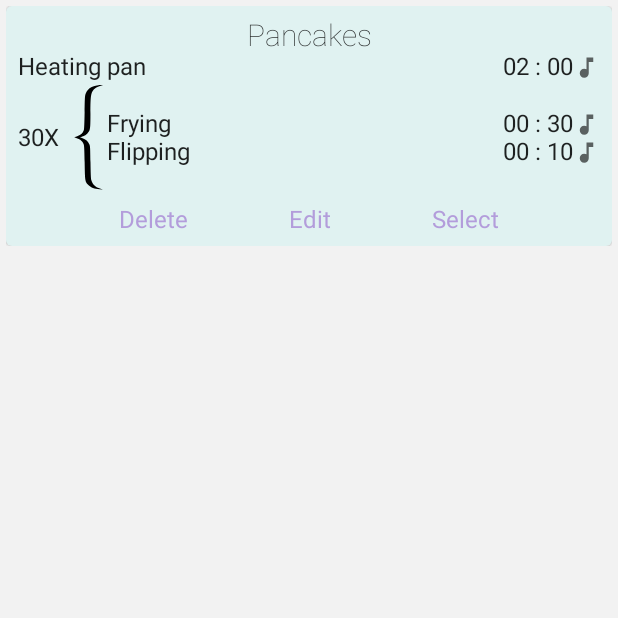
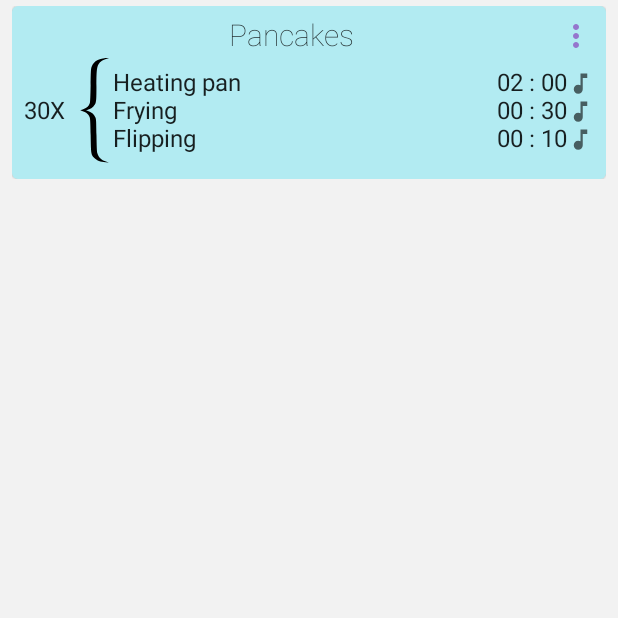
Before and after one commit to AndreiKlem/akTimer, an Android app built with Jetpack Compose: the composable ChartCard called with sample values from the repository, after a tap on "Pancakes", on a phone screen of 412 x 824 dp, the top half of it. Run offline under Robolectric (Android 15) with nearby library versions, the phone set to English and light mode, and no system bars; our stand-ins replace Room's generated code, livedata-compose; 1 statement that could not run was skipped.

Commit message:
Preparation period is now repeatable, color changes

```diff
--- a/app/src/main/java/ru/aklem/aktimer/screens/Saved.kt
+++ b/app/src/main/java/ru/aklem/aktimer/screens/Saved.kt
@@ -12,10 +12,13 @@ import androidx.compose.foundation.clickable
 import androidx.compose.foundation.layout.*
 import androidx.compose.foundation.lazy.*
 import androidx.compose.material.*
+import androidx.compose.material.icons.Icons
+import androidx.compose.material.icons.filled.MoreVert
 import androidx.compose.runtime.*
 import androidx.compose.runtime.livedata.observeAsState
 import androidx.compose.ui.Alignment
 import androidx.compose.ui.Modifier
+import androidx.compose.ui.graphics.ColorFilter
 import androidx.compose.ui.layout.ContentScale
 import androidx.compose.ui.platform.LocalConfiguration
 import androidx.compose.ui.res.painterResource
@@ -141,35 +144,77 @@ fun ChartCard(
     onEditChart: (Chart) -> Unit,
     onDeleteChart: (Chart) -> Unit
 ) {
-    var showFooter by remember { mutableStateOf(false) }
     val snackBarMessage = stringResource(id = R.string.timer_deleted)
     val snackBarActionLabel = stringResource(id = R.string.undo)
+    var expanded by remember { mutableStateOf(false) }
     Card(
         modifier = Modifier
-            .padding(horizontal = 4.dp, vertical = 4.dp)
+            .padding(horizontal = 8.dp, vertical = 4.dp)
             .fillMaxWidth()
             .animateContentSize(animationSpec = tween(400))
             .clickable {
-                showFooter = !showFooter
+                stopTimerOnChartSelected()
+                setTimerPeriods(chart)
+                onSelectChart(chart)
+                navController.navigate("timer")
             }
     ) {
         Column(modifier = Modifier.padding(8.dp)) {
-            Text(
-                modifier = Modifier.align(Alignment.CenterHorizontally),
-                text = chart.title,
-                overflow = TextOverflow.Ellipsis,
-                maxLines = 1,
-                style = TextStyle(
-                    fontSize = 20.sp,
-                    fontWeight = FontWeight.Thin
+            Row {
+                Text(
+                    modifier = Modifier.weight(1f),
+                    text = chart.title,
+                    textAlign = TextAlign.Center,
+                    overflow = TextOverflow.Ellipsis,
+                    maxLines = 1,
+                    style = TextStyle(
+                        fontSize = 20.sp,
+                        fontWeight = FontWeight.Thin
+                    )
                 )
-            )
-            if (chart.preparationTime > 0) {
-                GetPeriodDescription(
-                    header = chart.headerPreparation,
-                    time = chart.preparationTime,
-                    case = chart.playPreparationSound
-                )
+                Box {
+                    Image(
+                        imageVector = Icons.Filled.MoreVert,
+                        contentDescription = stringResource(id = R.string.settings),
+                        colorFilter = ColorFilter.tint(color = MaterialTheme.colors.secondary),
+                        modifier = Modifier.clickable {
+                            expanded = true
+                        }
+                    )
+                    DropdownMenu(
+                        modifier = Modifier.padding(horizontal = 8.dp),
+                        expanded = expanded,
+                        onDismissRequest = { expanded = false }) {
+                        Text(
+                            text = stringResource(id = R.string.edit),
+                            color = MaterialTheme.colors.secondary,
+                            modifier = Modifier.clickable {
+                                onEditChart(chart)
+                                navController.navigate(route = "create/edit")
+                            }
+                        )
+                        Spacer(modifier = Modifier.height(8.dp))
+                        Text(
+                            text = stringResource(id = R.string.delete),
+                            color = MaterialTheme.colors.secondary,
+                            modifier = Modifier.clickable {
+                                onDeleteChart(chart)
+                                coroutineScope.launch {
+                                    val snackBarResult =
+                                        scaffoldState.snackbarHostState.showSnackbar(
+                                            message = snackBarMessage,
+                                            actionLabel = snackBarActionLabel
+                                        )
+                                    when (snackBarResult) {
+                                        SnackbarResult.Dismissed -> Log.d(TAG, "SnackBar dismissed")
+                                        SnackbarResult.ActionPerformed -> {
+                                            onRestoreChart(chart)
+                                        }
+                                    }
+                                }
+                            })
+                    }
+                }
             }
             Row(
                 modifier = Modifier.height(intrinsicSize = IntrinsicSize.Max),
@@ -186,6 +231,13 @@ fun ChartCard(
                     }
                 }
                 Column {
+                    if (chart.preparationTime > 0) {
+                        GetPeriodDescription(
+                            header = chart.headerPreparation,
+                            time = chart.preparationTime,
+                            case = chart.playPreparationSound
+                        )
+                    }
                     GetPeriodDescription(
                         header = chart.headerAction,
                         time = chart.actionTime,
@@ -198,50 +250,6 @@ fun ChartCard(
                             case = chart.playRestSound
                         )
                     }
-                }
-            }
-            if (showFooter) {
-                Spacer(modifier = Modifier.height(8.dp))
-                Row(
-                    modifier = Modifier.fillMaxWidth(),
-                    horizontalArrangement = Arrangement.SpaceEvenly
-                ) {
-                    Text(
-                        text = stringResource(id = R.string.delete),
-                        color = MaterialTheme.colors.secondary,
-                        modifier = Modifier.clickable {
-                            onDeleteChart(chart)
-                            coroutineScope.launch {
-                                val snackBarResult =
-                                    scaffoldState.snackbarHostState.showSnackbar(
-                                        message = snackBarMessage,
-                                        actionLabel = snackBarActionLabel
-                                    )
-                                when (snackBarResult) {
-                                    SnackbarResult.Dismissed -> Log.d(TAG, "SnackBar dismissed")
-                                    SnackbarResult.ActionPerformed -> {
-                                        onRestoreChart(chart)
-                                    }
-                                }
-                            }
-                        })
-                    Text(
-                        text = stringResource(id = R.string.edit),
-                        color = MaterialTheme.colors.secondary,
-                        modifier = Modifier.clickable {
-                            onEditChart(chart)
-                            navController.navigate(route = "create/edit")
-                        }
-                    )
-                    Text(
-                        text = stringResource(id = R.string.select),
-                        color = MaterialTheme.colors.secondary,
-                        modifier = Modifier.clickable {
-                            stopTimerOnChartSelected()
-                            setTimerPeriods(chart)
-                            onSelectChart(chart)
-                            navController.navigate("timer")
-                        })
                 }
             }
         }
--- a/app/src/main/java/ru/aklem/aktimer/ui/theme/Color.kt
+++ b/app/src/main/java/ru/aklem/aktimer/ui/theme/Color.kt
@@ -4,9 +4,9 @@ import androidx.compose.ui.graphics.Color
 
 val BlueGray400 = Color(0xFF78909c)
 val BlueGrayDark = Color(0xFF4b636e)
-val SelectableColor = Color(0xFFb39ddb)
+val SelectableColor = Color(0xFF9575CD)
 val TealLight = Color(0xFF4EbAAA)
-val Green50 = Color(0xFFE0F2F1)
+val Green50 = Color(0xFFB2EBF2)
 val Gray = Color(0xFFF2F2F2)
 val Brown900 = Color(0xFF3e2723)
 val BrownLight = Color(0xFF6a4f4b)
--- a/app/src/main/java/ru/aklem/aktimer/viewmodel/TimerViewModel.kt
+++ b/app/src/main/java/ru/aklem/aktimer/viewmodel/TimerViewModel.kt
@@ -111,16 +111,14 @@
         if (_periods.isNotEmpty()) _periods.clear()
         _timerValue.value =
             if (chart.preparationTime > 0) chart.preparationTime else chart.actionTime
-        if (chart.preparationTime > 0) {
-            _periods.add(
+        for (i in 0 until (chart.repeat)) {
+            if (chart.preparationTime > 0) _periods.add(
                 Period(
                     name = chart.headerPreparation,
                     time = chart.preparationTime,
                     playSound = chart.playPreparationSound
                 )
             )
-        }
-        for (i in 0 until (chart.repeat)) {
             _periods.add(
                 Period(
                     name = chart.headerAction,
```
Also changed, not shown: app/src/main/java/ru/aklem/aktimer/screens/Create.kt (+15 -7 lines).
